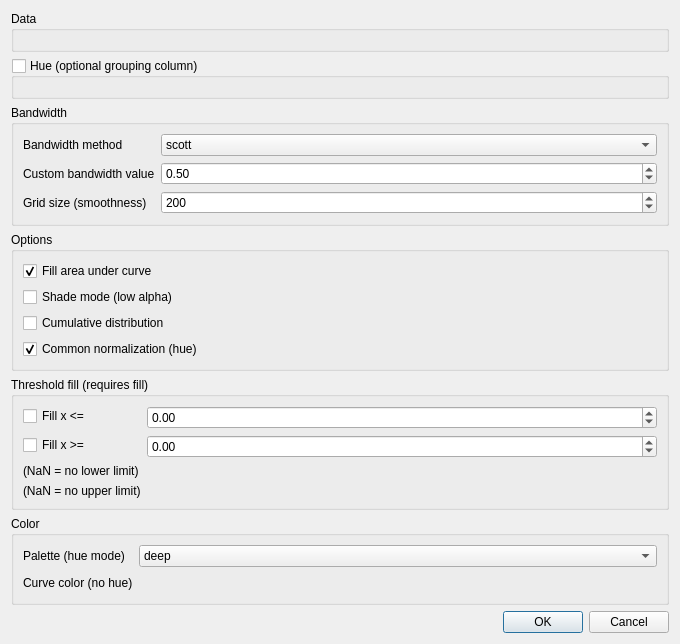
First picture: the form in src/DAGui/DAChartAddStatsKdeplot1dWidget.ui, repository czyt1988/data-workbench, before the edit.
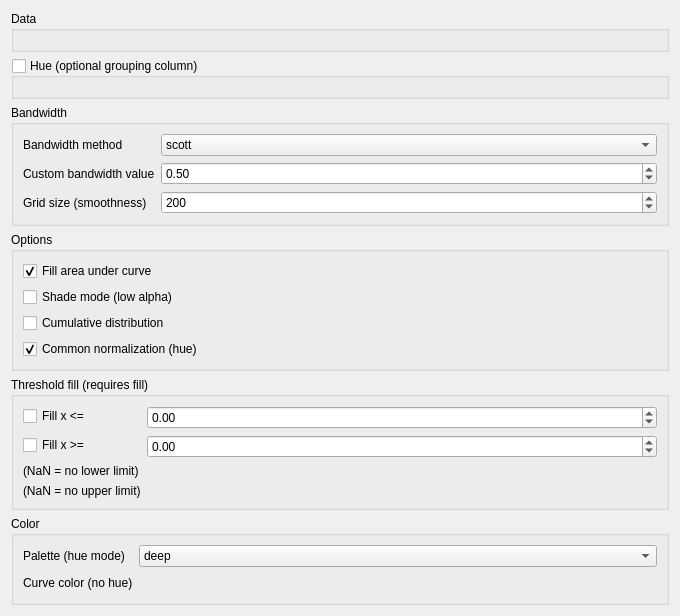
Second picture: the form after the edit. Custom widgets are drawn as their Qt base class.

Diff of the .ui file:
```diff
--- a/src/DAGui/DAChartAddStatsKdeplot1dWidget.ui
+++ b/src/DAGui/DAChartAddStatsKdeplot1dWidget.ui
@@ -338,13 +338,6 @@
      </property>
     </spacer>
    </item>
-   <item>
-    <widget class="QDialogButtonBox" name="buttonBox">
-     <property name="standardButtons">
-      <set>QDialogButtonBox::Cancel|QDialogButtonBox::Ok</set>
-     </property>
-    </widget>
-   </item>
   </layout>
  </widget>
  <customwidgets>
```
